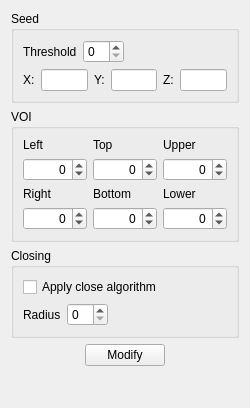
The window that App/FilterInspectors/SeedGrowSegmentation/SGSFilterInspectorWidget.ui (FelixdelasPozas/EspINA) describes before a commit, drawn with Qt 5.
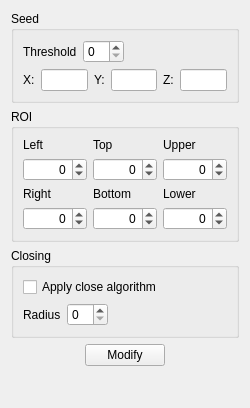
The same window after the commit.

```diff
--- a/App/FilterInspectors/SeedGrowSegmentation/SGSFilterInspectorWidget.ui
+++ b/App/FilterInspectors/SeedGrowSegmentation/SGSFilterInspectorWidget.ui
@@ -215,7 +215,7 @@
       </sizepolicy>
      </property>
      <property name="title">
-      <string>VOI</string>
+      <string>ROI</string>
      </property>
      <layout class="QVBoxLayout" name="verticalLayout">
       <item>
```
